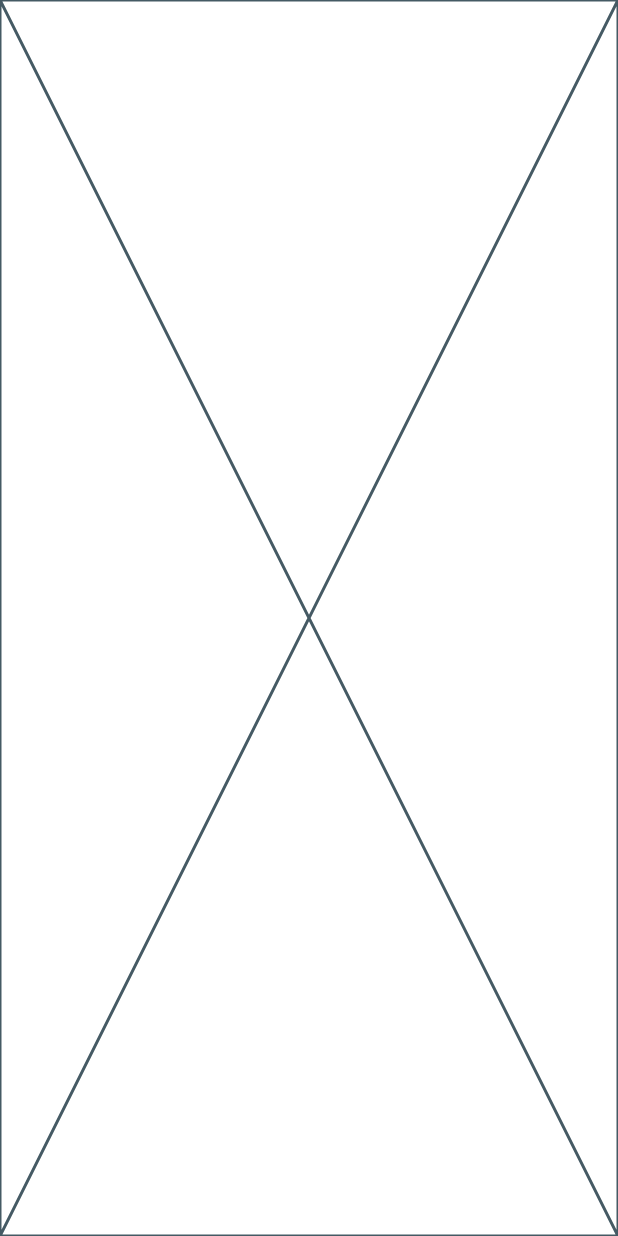
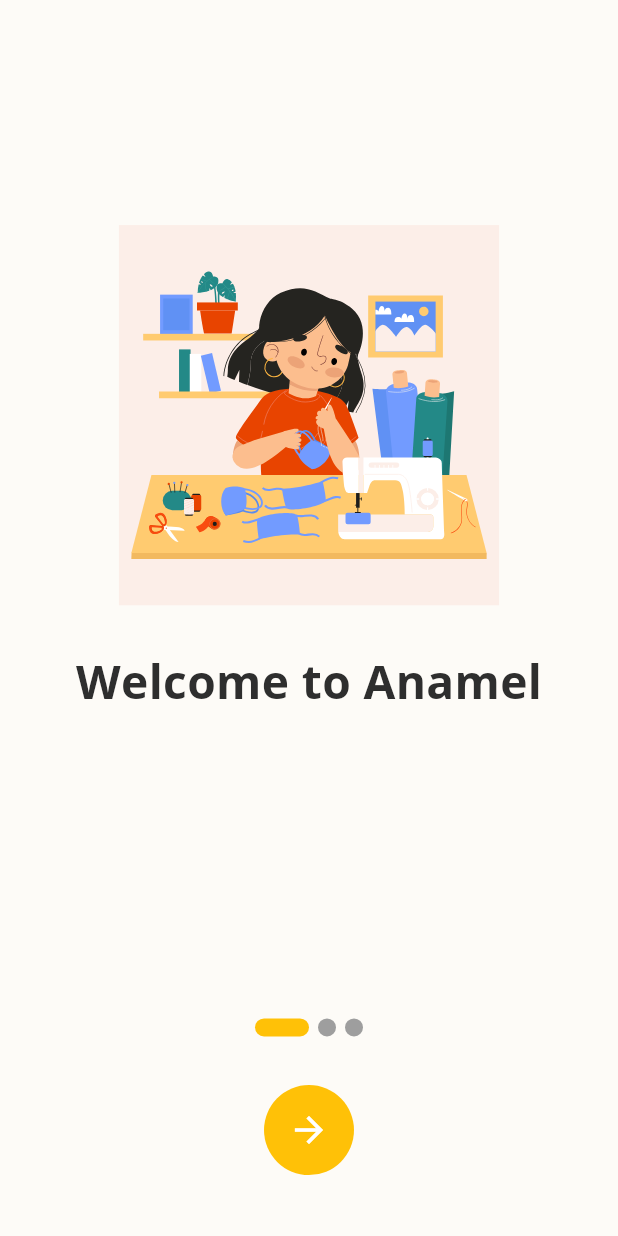
Before and after one commit to waleedadel222/Anamel, a Flutter app: the screen it shows after launch, on a phone screen of 412 x 824 dp. Run offline on Flutter 3.47's test engine with Material 3 defaults, Android fonts, the phone set to English and light mode, and no system bars; drawn by our look-alikes of smooth_page_indicator; our stand-ins replace cloud_firestore, equatable, firebase_auth, firebase_core, flutter_bloc, flutter_screenutil and 4 more; accounts and stored records are empty.

Commit message:
add onboarding screen , adjust splash screen

```diff
--- a/lib/core/const/app_assets_path.dart
+++ b/lib/core/const/app_assets_path.dart
@@ -1,17 +1,13 @@
 class AppAssetsPath {
-
-
   // app images
   static String anamelCoverImage = "assets/images/anamel_cover.svg";
-
-
-
-
+  static String onboardingImage_1 = "assets/images/onboarding_1.svg";
+  static String onboardingImage_2 = "assets/images/onboarding_2.svg";
+  static String onboardingImage_3 = "assets/images/onboarding_3.svg";
 
   // app icons
   static String googleIcon = "assets/icons/google_ic.svg";
   static String passwordLockIcon = "assets/icons/password_ic.svg";
   static String passwordOpenEyeIcon = "assets/icons/eye_open_ic.svg";
   static String passwordCloseEyeIcon = "assets/icons/eye_close_ic.svg";
-
 }
--- a/lib/screens/onboarding_screen.dart
+++ b/lib/screens/onboarding_screen.dart
@@ -1,10 +1,135 @@
+import 'package:anamel/core/const/app_assets_path.dart';
+import 'package:anamel/core/routes/app_routing.dart';
+import 'package:anamel/core/styling/app_styles.dart';
 import 'package:flutter/material.dart';
+import 'package:flutter_screenutil/flutter_screenutil.dart';
+import 'package:flutter_svg/svg.dart';
+import 'package:go_router/go_router.dart';
+import 'package:smooth_page_indicator/smooth_page_indicator.dart';
 
-class OnboardingScreen extends StatelessWidget {
+class OnboardingScreen extends StatefulWidget {
   const OnboardingScreen({super.key});
 
   @override
+  State<OnboardingScreen> createState() => _OnboardingScreenState();
+}
+
+class _OnboardingScreenState extends State<OnboardingScreen> {
+  final PageController _controller = PageController();
+  int currentPage = 0;
+
+  final onboardingItems = [
+
+    {
+      "image": AppAssetsPath.onboardingImage_1,
+      "title": "Welcome to Anamel"
+    },
+    {
+      "image": AppAssetsPath.onboardingImage_3,
+      "title": "Beautify your life with unique handmade products ",
+    },
+    {
+      "image": AppAssetsPath.onboardingImage_3,
+      "title": "crafted with love and care, made especially for you",
+    },
+  ];
+
+  @override
   Widget build(BuildContext context) {
-    return const Placeholder();
+    bool isLast = currentPage == onboardingItems.length - 1;
+
+    return Scaffold(
+      body: SafeArea(
+        child: Column(
+          children: [
+            // PageView
+            Expanded(
+              child: PageView.builder(
+                controller: _controller,
+                itemCount: onboardingItems.length,
+                onPageChanged: (index) {
+                  setState(() => currentPage = index);
+                },
+                itemBuilder: (_, index) {
+                  final item = onboardingItems[index];
+
+                  return Center(
+                    child: Column(
+                      mainAxisAlignment: MainAxisAlignment.center,
+                      children: [
+                        // Image.asset(item["image"]!, height: 280),
+                        SvgPicture.asset(
+                          item["image"]!,
+                          height: 250.h,
+                          width: 300.w,
+                        ),
+
+                        SizedBox(height: 28.h),
+
+                        Text(
+                          item["title"]!,
+                          style: AppStyles.logoTitleStyle.copyWith(
+                            fontSize: 28.sp,
+                          ),
+                        ),
+                        SizedBox(height: 28.h),
+                      ],
+                    ),
+                  );
+                },
+              ),
+            ),
+
+            SizedBox(height: 24.h),
+
+            // Expanding Dots
+            SmoothPageIndicator(
+              controller: _controller,
+              count: onboardingItems.length,
+              effect: ExpandingDotsEffect(
+                dotHeight: 12,
+                dotWidth: 12,
+                expansionFactor: 3,
+                spacing: 6,
+                activeDotColor: Theme.of(context).colorScheme.primary,
+              ),
+            ),
+
+            SizedBox(height: 32.h),
+
+            // Circular Button with Arrow / Check
+            GestureDetector(
+              onTap: () {
+                if (!isLast) {
+                  _controller.nextPage(
+                    duration: Duration(milliseconds: 400),
+                    curve: Curves.easeOut,
+                  );
+                } else {
+                  // go to login screen
+                  GoRouter.of(context).pushReplacement(AppRouting.login);
+                }
+              },
+              child: AnimatedContainer(
+                duration: Duration(milliseconds: 300),
+                height: 60,
+                width: 60,
+                decoration: BoxDecoration(
+                  color: Theme.of(context).colorScheme.primary,
+                  shape: BoxShape.circle,
+                ),
+                child: Icon(
+                  isLast ? Icons.check : Icons.arrow_forward,
+                  size: 28,
+                  color: Colors.white,
+                ),
+              ),
+            ),
+
+            SizedBox(height: 40.h),
+          ],
+        ),
+      ),
+    );
   }
 }
--- a/pubspec.yaml
+++ b/pubspec.yaml
@@ -37,6 +37,7 @@ dependencies:
 
   flutter_screenutil: ^5.9.3
   go_router: ^16.2.2
+  smooth_page_indicator: ^1.2.1
   provider: ^6.1.0
 
   flutter_bloc: ^8.1.3
```
Also changed, not shown: lib/screens/splash_screen.dart (+11 -30 lines), assets/images/onboarding_1.svg (added), assets/images/onboarding_2.svg (added), assets/images/onboarding_3.svg (added), pubspec.lock.
